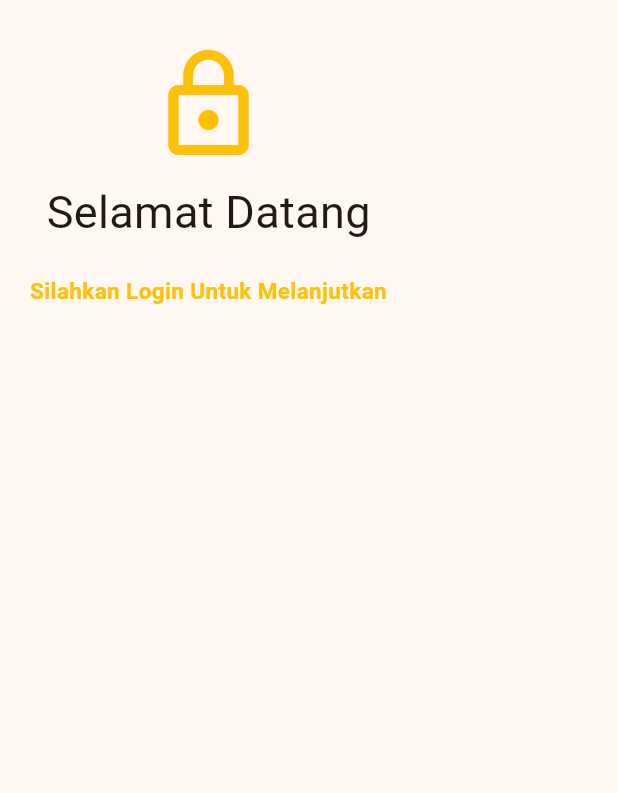
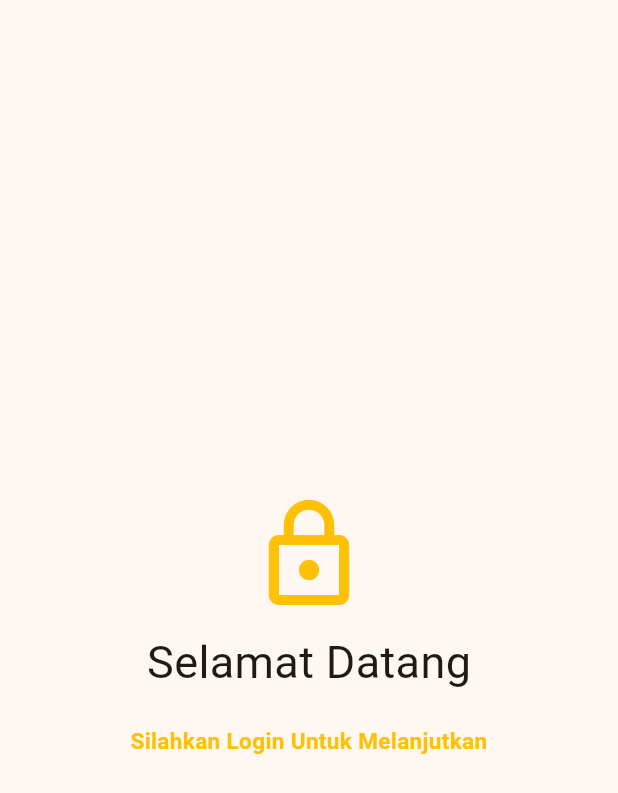
Before and after one commit to sellwia/KB1179-1122140124-UTS, a Flutter app: the Login screen opened directly, on a phone screen of 412 x 824 dp. Shown: the top 793 px of the screen. Run offline on Flutter 3.47's test engine with Material 3 defaults, Android fonts, the phone set to English and light mode, and no system bars.

Commit message:
buat headline dan subtitle berada ditengah

```diff
--- a/lib/screen/login.dart
+++ b/lib/screen/login.dart
@@ -6,8 +6,12 @@ class Login extends StatelessWidget {
   @override
   Widget build(BuildContext context) {
     return Scaffold(
-      body: SingleChildScrollView(
-        child: Container(
+      body: Center(
+        child: Column(
+          mainAxisAlignment: MainAxisAlignment.center, // vertikal tengah
+          crossAxisAlignment: CrossAxisAlignment.center, // horizontal tengah
+        children: [
+          Container(
           padding: const EdgeInsets.all(20.0),
           child: const Column(
             children: [
@@ -35,9 +39,10 @@ class Login extends StatelessWidget {
               textAlign: TextAlign.center,
             ),
             ],
-
           ),
         ),
+        ],
+      ),
       ),
     );
   }
```
